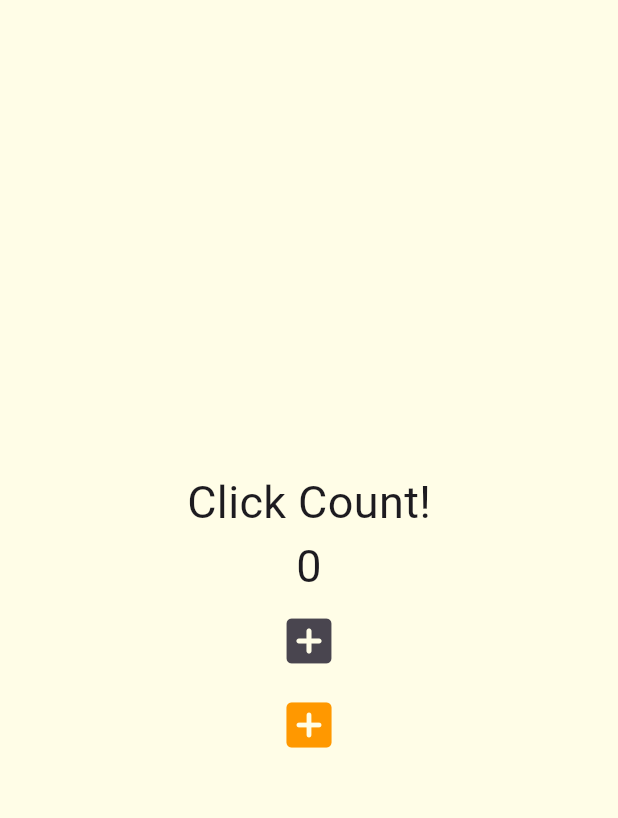
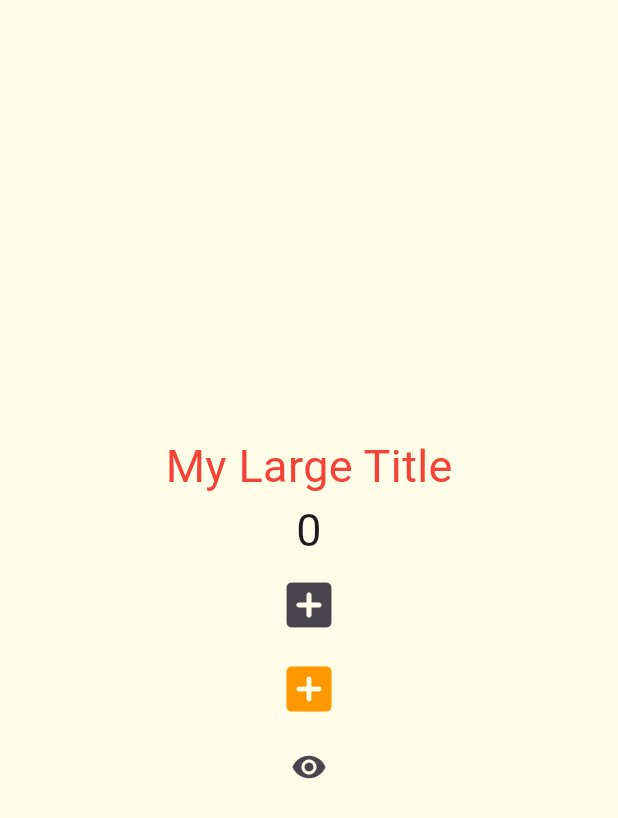
Before and after one commit to minjujung/nomad-coder-flutter-tooflix, a Flutter app: the screen it shows after launch, on a phone screen of 412 x 824 dp. Shown: the top 818 px of the screen. Run offline on Flutter 3.47's test engine with Material 3 defaults, Android fonts, the phone set to English and light mode, and no system bars.

Commit message:
feat: context와 widget life cycle에 대한 정리

```diff
--- a/lib/main.dart
+++ b/lib/main.dart
@@ -173,6 +173,15 @@ class _AppState extends State<App2> {
   int counter = 0;
   List<int> numbers = [];
 
+  // dispose 사용 예시
+  bool showTitle = true;
+
+  void toggleTitle() {
+    setState(() {
+      showTitle = !showTitle;
+    });
+  }
+
   void onClicked() {
     // setState 를 호출하면 -> 새로운 data가 있다는걸 flutter 에게 알려줌
     // flutter 는 build method 를 호출해서 ui 를 다시 그림
@@ -199,16 +208,20 @@ class _AppState extends State<App2> {
   @override
   Widget build(BuildContext context) {
     return MaterialApp(
+      theme: ThemeData(
+        textTheme: const TextTheme(
+          titleLarge: TextStyle(
+            color: Colors.red,
+          ),
+        ),
+      ),
       home: Scaffold(
         backgroundColor: Colors.yellow[50],
         body: Center(
           child: Column(
             mainAxisAlignment: MainAxisAlignment.center,
             children: [
-                const Text(
-                  'Click Count!',
-                  style: TextStyle(fontSize: 30),
-                ),
+              showTitle ? const MyLargeTitle() : const Text('nothing!'),
               Text('$counter', style: const TextStyle(fontSize: 30)),
               IconButton(
                 onPressed: onClicked,
@@ -222,9 +235,70 @@ class _AppState extends State<App2> {
                 iconSize: 40,
                 color: Colors.orange,
               ),
+              IconButton(
+                onPressed: toggleTitle,
+                icon: const Icon(Icons.remove_red_eye),
+              ),
             ],
           ),
-          )),
+        ),
+      ),
     );
   }
 }
+
+// initState, build, dispose 로 lifecycle 관리
+class MyLargeTitle extends StatefulWidget {
+  const MyLargeTitle({
+    super.key,
+  });
+
+  @override
+  State<MyLargeTitle> createState() => _MyLargeTitleState();
+}
+
+class _MyLargeTitleState extends State<MyLargeTitle> {
+  // 1. state 를 단순하게 init 하는 방법
+  int count = 0;
+
+  // 2. state 를 method를 사용해서 init 하는 방법
+  // - 대부분 1번으로 가능
+  // - 2번은 부모요소에 의존하는 data를 초기화 해야할 때 사용
+  // - initState method는 항상 build method 전에 호출됨
+  // - initState method는 딱 한번만 호출됨
+  // - initState method를 사용할 때는 super.initState() 를 꼭 호출해야함
+  @override
+  void initState() {
+    super.initState();
+    print('init');
+  }
+
+// 위젯이 스크린에서 사라질 때 호출됨
+// 위젯이 위젯 트리에서 사라질 때 뭔가 취소하고 싶으면 사용
+// 여기서는 MyTitleWidget 이 사라질 때 이 method가 호출됨
+  @override
+  void dispose() {
+    super.dispose();
+    print('dispose'); // api 업데이트 / 이벤트 리스너 구독 취소 / form 리스너에서 벗어 나고 싶을 때
+  }
+
+  @override
+  // BuildContext 는 widget tree 의 정보를 가지고 있음
+  // 이걸로 매우 먼 부모요소도 접근 가능
+  // 애플리케이션안에서 이 위젯의 위치 정보를 알려줌
+  Widget build(BuildContext context) {
+    print('hello3');
+    return Text(
+      'My Large Title',
+      style: TextStyle(
+          // titleLarge에 color가 없을 수 있기 때문에 color가 꼭 있다고 알려주는 것이 '!'
+          // 또는 color가 없을 수도 있다고 알려주고 있을 때만 사용해라는 의미가 '?'
+          // 둘중에 하나는 사용해야함. 안그러면 에러남
+          // (The property 'color' can't be unconditionally accessed because the receiver can be 'null'.
+          // Try making the access conditional (using '?.') or adding a null check to the target ('!').))
+          fontSize: 30,
+          // 이런 식으로 먼 부모에서 정의한 theme을 쉽게 가져와서 사용 가능
+          color: Theme.of(context).textTheme.titleLarge!.color),
+    );
+  }
+}
```
Lines whose indentation alone changed are shown as unchanged.
